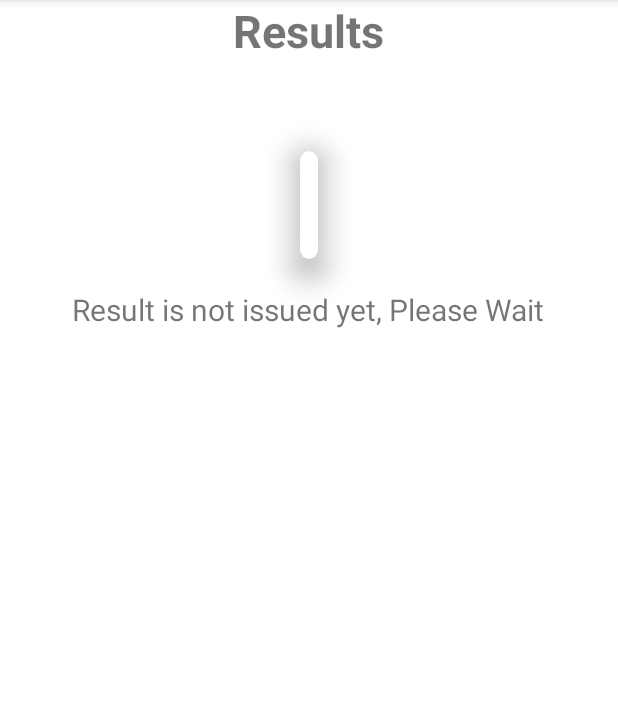
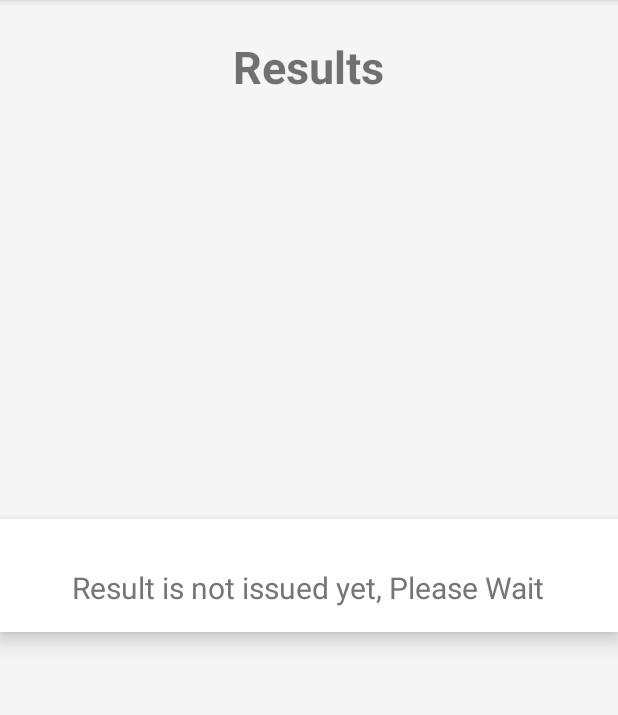
Before and after one commit to iTanmaySah/ElectManit, an Android app: the HomeActivity screen opened directly, with no data from a screen before it, in the options menu, after a tap on "Show Result", on a phone screen of 412 x 824 dp, the part 84-799 px from its top. Run offline under Robolectric (Android 15) with nearby library versions, the light colour scheme and no system bars; our stand-ins replace Firebase (no records; nobody signed in at launch, a user with empty details on screens opened directly); 1 statement that could not run was skipped.

Commit message:
better Ui, bug fixes

```diff
--- a/app/src/main/java/com/example/electmanit/activities/HomeActivity.java
+++ b/app/src/main/java/com/example/electmanit/activities/HomeActivity.java
@@ -29,7 +29,7 @@ public class HomeActivity extends AppCompatActivity {
     private TextView nameTxt, scholarIdTxt;
     private String uid;
     private FirebaseFirestore firebaseFirestore;
-    private Button createBtn, voteBtn, startBtn;
+    private Button createBtn, resultBtn, viewBtn;
 
     @Override
     protected void onCreate(Bundle savedInstanceState) {
@@ -42,9 +42,9 @@ public class HomeActivity extends AppCompatActivity {
 
         nameTxt = findViewById(R.id.name);
         scholarIdTxt = findViewById(R.id.scholar_id);
-        createBtn = findViewById(R.id.admin_btn);
-        voteBtn = findViewById(R.id.give_vote_btn);
-        startBtn = findViewById(R.id.candidate_create_voting);
+        createBtn = findViewById(R.id.create_candidate_btn);
+        resultBtn = findViewById(R.id.result_btn);
+        viewBtn = findViewById(R.id.view_candidates_btn);
 
 
         sharedPreferences = getApplicationContext().getSharedPreferences(PREFERENCES, MODE_PRIVATE);
@@ -79,12 +79,10 @@ public class HomeActivity extends AppCompatActivity {
 
                             if(name.equals("admin")){
                                 createBtn.setVisibility(View.VISIBLE);
-                                startBtn.setVisibility(View.VISIBLE);
-                                voteBtn.setVisibility(View.GONE);
+
                             }else{
                                 createBtn.setVisibility(View.GONE);
-                                startBtn.setVisibility(View.GONE);
-                                voteBtn.setVisibility(View.VISIBLE);
+
                             }
 
                             nameTxt.setText(name);
@@ -104,19 +102,23 @@ public class HomeActivity extends AppCompatActivity {
             }
         });
 
-        startBtn.setOnClickListener(new View.OnClickListener() {
+        viewBtn.setOnClickListener(new View.OnClickListener() {
             @Override
             public void onClick(View view) {
                 startActivity(new Intent(HomeActivity.this,AllCandidateActivity.class));
+
             }
         });
 
-        voteBtn.setOnClickListener(new View.OnClickListener() {
+        resultBtn.setOnClickListener(new View.OnClickListener() {
             @Override
             public void onClick(View view) {
-                startActivity(new Intent(HomeActivity.this, AllCandidateActivity.class));
+                startActivity(new Intent(HomeActivity.this, ResultActivity.class));
             }
         });
+
+
+
     }//end of oncreate function
 
     @Override
--- a/app/src/main/java/com/example/electmanit/activities/VotingActivity.java
+++ b/app/src/main/java/com/example/electmanit/activities/VotingActivity.java
@@ -84,7 +84,7 @@ public class VotingActivity extends AppCompatActivity {
                                     startActivity(new Intent(VotingActivity.this, ResultActivity.class));
                                     finish();
                                 }else{
-                                    Toast.makeText(VotingActivity.this, "Voted Casted Successfully", Toast.LENGTH_SHORT).show();
+                                    Toast.makeText(VotingActivity.this, "Voted Failed", Toast.LENGTH_SHORT).show();
                                 }
                             }
                         });
--- a/app/src/main/res/layout/activity_result.xml
+++ b/app/src/main/res/layout/activity_result.xml
@@ -1,77 +1,47 @@
 <?xml version="1.0" encoding="utf-8"?>
-<LinearLayout xmlns:android="http://schemas.android.com/apk/res/android"
+<RelativeLayout xmlns:android="http://schemas.android.com/apk/res/android"
     xmlns:app="http://schemas.android.com/apk/res-auto"
     xmlns:tools="http://schemas.android.com/tools"
     android:layout_width="match_parent"
     android:layout_height="match_parent"
-    tools:context=".activities.AllCandidateActivity"
-    android:orientation="vertical"
-    android:textAlignment="center"
-
-    >
+    android:background="#F5F5F5">
 
     <TextView
         android:id="@+id/textView"
         android:layout_width="wrap_content"
         android:layout_height="wrap_content"
-        android:layout_marginStart="8dp"
-        android:layout_marginEnd="8dp"
         android:text="Results"
-        android:textAlignment="center"
         android:textSize="30sp"
         android:textStyle="bold"
-        android:layout_gravity="center"/>
+        android:layout_centerHorizontal="true"
+        android:layout_marginTop="24dp" />
 
-    <androidx.cardview.widget.CardView
-        android:layout_width="wrap_content"
-        android:layout_height="wrap_content"
-        android:layout_marginTop="60dp"
-        app:cardElevation="16dp"
-        app:cardCornerRadius="16dp"
-        android:layout_gravity="center"
-        >
     <LinearLayout
-            android:layout_marginTop="60dp"
         android:layout_width="match_parent"
         android:layout_height="wrap_content"
         android:orientation="vertical"
-            android:padding="6dp">
+        android:padding="16dp"
+        android:layout_centerInParent="true"
+        android:elevation="8dp"
+        android:background="@android:color/white">
 
         <androidx.recyclerview.widget.RecyclerView
             android:id="@+id/result_rv"
             android:layout_width="match_parent"
             android:layout_height="wrap_content"
             android:visibility="gone"
-                app:layout_constraintBottom_toBottomOf="parent"
-                app:layout_constraintEnd_toEndOf="parent"
-                app:layout_constraintStart_toStartOf="parent"
-                app:layout_constraintTop_toTopOf="parent"
-                android:textAlignment="center"/>
+            android:textAlignment="center" />
 
-
-        </LinearLayout>
-
-
-    </androidx.cardview.widget.CardView>
         <TextView
             android:id="@+id/warning_text"
             android:layout_width="wrap_content"
             android:layout_height="wrap_content"
-        android:layout_margin="20dp"
+            android:layout_gravity="center"
+            android:layout_marginTop="16dp"
             android:text="Result is not issued yet, Please Wait"
             android:textSize="20sp"
             android:visibility="gone"
-        android:layout_gravity="center"/>
-<!--    <Button-->
-<!--        android:id="@+id/start"-->
-<!--        android:visibility="visible"-->
-<!--        android:layout_width="match_parent"-->
-<!--        android:layout_height="wrap_content"-->
-<!--        android:layout_margin="8dp"-->
-<!--        android:backgroundTint="@color/black"-->
-<!--        android:padding="8dp"-->
-<!--        android:textAlignment="center"-->
-<!--        android:text="Start"-->
-<!--        android:textAllCaps="false" />-->
+            android:textColor="#757575" />
+    </LinearLayout>
 
-</LinearLayout>
+</RelativeLayout>
```
Also changed, not shown: app/src/main/java/com/example/electmanit/activities/AllCandidateActivity.java (+7 -4 lines), app/src/main/res/layout/activity_all_candidate.xml (+35 -39 lines), app/src/main/res/layout/activity_create_candidate.xml (+5 -6 lines), app/src/main/res/layout/activity_forget_password.xml (+14 -16 lines), app/src/main/res/layout/activity_home.xml (+57 -48 lines), app/src/main/res/layout/activity_login2.xml (+31 -43 lines), app/src/main/res/layout/activity_sign_up.xml (+34 -39 lines), app/src/main/res/layout/activity_voting.xml (+37 -36 lines), app/src/main/res/layout/candidate_layout.xml (+17 -25 lines), app/src/main/res/layout/candidate_result_layout.xml (+33 -30 lines). Lines whose indentation alone changed are shown as unchanged.
